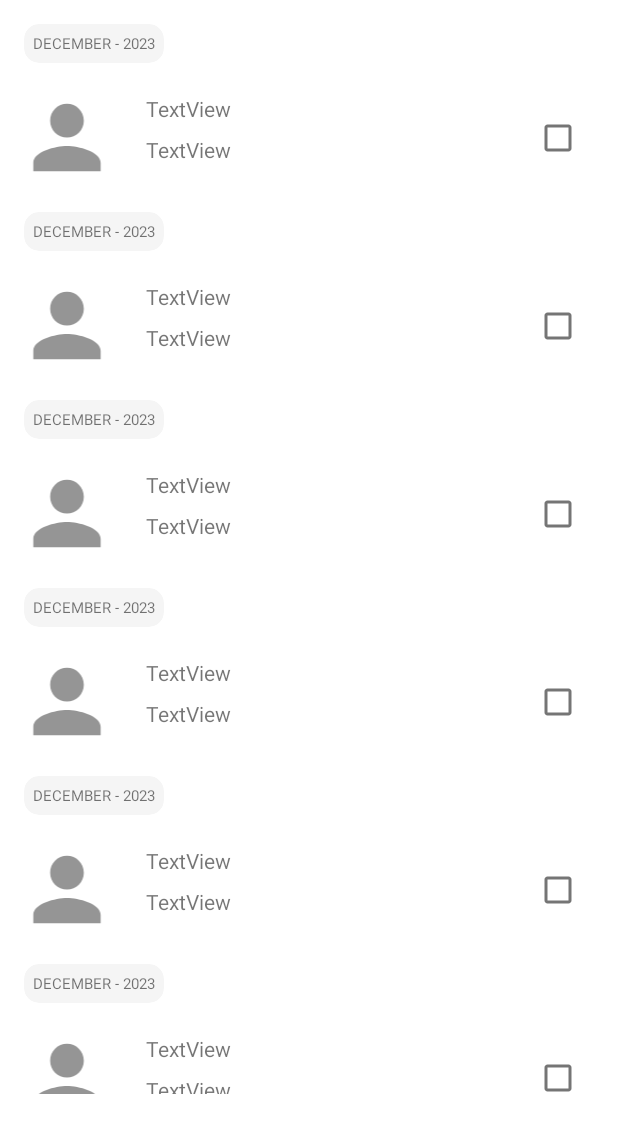
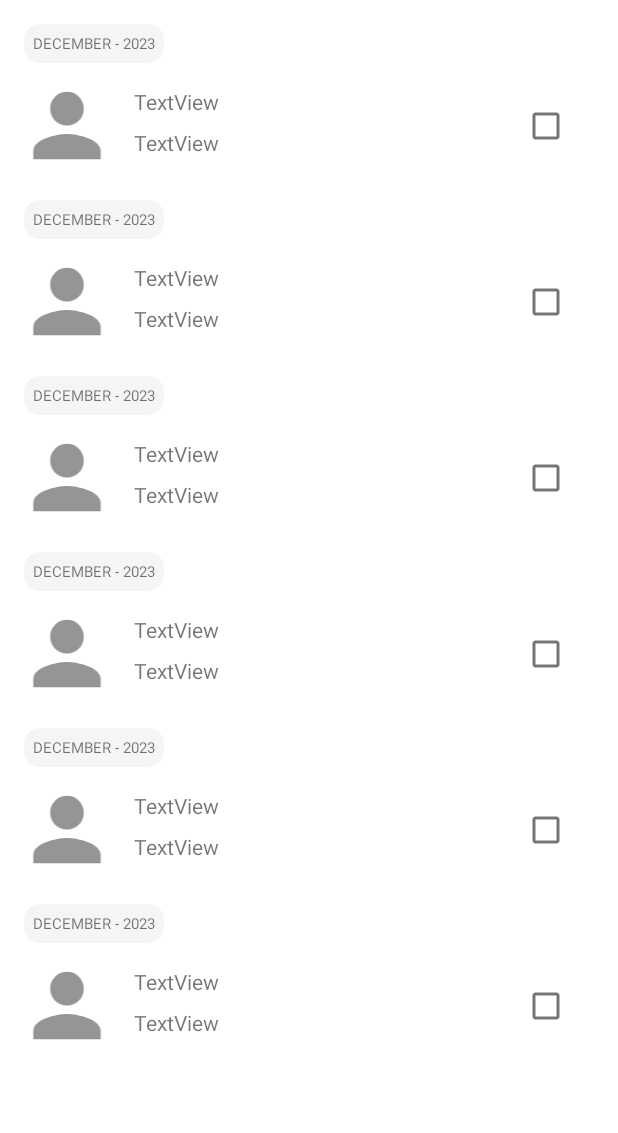
Before and after one commit to M4TE5/Birday, an Android app: the layout activity_main.xml on its own in the app's theme, with its tools: preview values and no code run, on a phone screen of 412 x 824 dp. Shown: the top 1133 px of the screen. Run offline under Robolectric (Android 15) with nearby library versions, the phone set to English and light mode, and no system bars.

Commit message:
RecyclerView

```diff
--- a/app/src/main/java/com/example/birday/data/EventListRepositoryImpl.kt
+++ b/app/src/main/java/com/example/birday/data/EventListRepositoryImpl.kt
@@ -4,6 +4,8 @@ import androidx.lifecycle.LiveData
 import androidx.lifecycle.MutableLiveData
 import com.example.birday.domain.Event
 import com.example.birday.domain.EventListRepository
+import kotlin.jvm.internal.Ref
+import kotlin.random.Random
 
 object EventListRepositoryImpl : EventListRepository {
 
@@ -14,8 +16,8 @@ object EventListRepositoryImpl : EventListRepository {
     private var autoIncrementId = 0
 
     init {
-        for (i in 0 until 5){
-            addEvent(Event("Name$i", "$i"))
+        for (i in 0 until 100){
+            addEvent(Event("Name$i", "$i", i % 5 == 0))
         }
     }
 
--- a/app/src/main/java/com/example/birday/domain/Event.kt
+++ b/app/src/main/java/com/example/birday/domain/Event.kt
@@ -3,6 +3,7 @@ package com.example.birday.domain
 data class Event(
     val name: String,
     val date: String, //Пока так
+    val showDateTag: Boolean = false,
     var id :Int = UNDEFINED_ID
 ){
     companion object{
--- a/app/src/main/res/layout/activity_main.xml
+++ b/app/src/main/res/layout/activity_main.xml
@@ -8,12 +8,15 @@
     tools:context=".presentation.MainActivity">
 
     <androidx.recyclerview.widget.RecyclerView
+        android:id="@+id/rv_event_list"
         android:layout_width="0dp"
-        android:layout_height="729dp"
+        android:layout_height="0dp"
+        app:layout_constraintBottom_toBottomOf="parent"
         app:layout_constraintEnd_toEndOf="parent"
         app:layout_constraintStart_toStartOf="parent"
         app:layout_constraintTop_toTopOf="parent"
         tools:itemCount="12"
-        tools:listitem="@layout/person_item" />
+        tools:listitem="@layout/person_item"
+        app:layoutManager="androidx.recyclerview.widget.LinearLayoutManager"/>
 
 </androidx.constraintlayout.widget.ConstraintLayout>
--- a/app/src/main/res/layout/person_item.xml
+++ b/app/src/main/res/layout/person_item.xml
@@ -6,12 +6,13 @@
     android:layout_height="wrap_content">
 
     <androidx.cardview.widget.CardView
-        android:id="@+id/cardView"
+        android:id="@+id/date_tag"
         android:layout_width="wrap_content"
         android:layout_height="wrap_content"
         android:layout_marginStart="16dp"
         android:layout_marginTop="16dp"
         android:backgroundTint="@color/gray_100"
+        android:visibility="visible"
         app:cardCornerRadius="10dp"
         app:cardElevation="0dp"
         app:contentPadding="6dp"
@@ -24,48 +25,60 @@
             android:layout_height="wrap_content"
             android:text="DECEMBER - 2023"
             android:textSize="10sp" />
+
     </androidx.cardview.widget.CardView>
 
+    <androidx.constraintlayout.widget.ConstraintLayout
+        android:layout_width="match_parent"
+        android:layout_height="match_parent"
+        android:layout_marginTop="8dp"
+        android:clickable="true"
+        android:foreground="?android:attr/selectableItemBackground"
+        android:visibility="visible"
+        app:layout_constraintEnd_toEndOf="parent"
+        app:layout_constraintStart_toStartOf="parent"
+        app:layout_constraintTop_toBottomOf="@+id/date_tag">
+
         <TextView
-        android:id="@+id/textView"
+            android:id="@+id/tv_name"
             android:layout_width="wrap_content"
             android:layout_height="wrap_content"
-        android:layout_marginStart="16dp"
+            android:layout_marginStart="8dp"
+            android:layout_marginTop="8dp"
             android:text="TextView"
-        app:layout_constraintBottom_toTopOf="@+id/textView2"
             app:layout_constraintStart_toEndOf="@+id/imageView"
-        app:layout_constraintTop_toTopOf="@+id/imageView"
-        app:layout_constraintVertical_bias="0.36" />
+            app:layout_constraintTop_toTopOf="@+id/imageView" />
+
+        <TextView
+            android:id="@+id/tv_date"
+            android:layout_width="wrap_content"
+            android:layout_height="wrap_content"
+            android:layout_marginTop="8dp"
+            android:text="TextView"
+            app:layout_constraintEnd_toEndOf="@+id/tv_name"
+            app:layout_constraintStart_toStartOf="@+id/tv_name"
+            app:layout_constraintTop_toBottomOf="@+id/tv_name" />
 
         <ImageView
             android:id="@+id/imageView"
             android:layout_width="73dp"
             android:layout_height="67dp"
             android:layout_marginStart="8dp"
-        android:layout_marginTop="16dp"
+            app:layout_constraintBottom_toBottomOf="parent"
             app:layout_constraintStart_toStartOf="parent"
-        app:layout_constraintTop_toBottomOf="@+id/cardView"
+            app:layout_constraintTop_toTopOf="parent"
             app:srcCompat="@drawable/ic_baseline_person_24" />
-
-    <TextView
-        android:id="@+id/textView2"
-        android:layout_width="wrap_content"
-        android:layout_height="wrap_content"
-        android:layout_marginStart="16dp"
-        android:layout_marginBottom="16dp"
-        android:text="TextView"
-        app:layout_constraintBottom_toBottomOf="@+id/imageView"
-        app:layout_constraintStart_toEndOf="@+id/imageView" />
 
         <CheckBox
             android:id="@+id/checkBox"
             android:layout_width="wrap_content"
             android:layout_height="wrap_content"
-        android:layout_marginEnd="8dp"
+            android:layout_marginEnd="16dp"
             android:autoText="false"
             android:text=" "
             app:layout_constraintBottom_toBottomOf="@+id/imageView"
             app:layout_constraintEnd_toEndOf="parent"
             app:layout_constraintTop_toTopOf="@+id/imageView" />
+    </androidx.constraintlayout.widget.ConstraintLayout>
 
 </androidx.constraintlayout.widget.ConstraintLayout>
```
Also changed, not shown: app/src/main/java/com/example/birday/presentation/EventListAdapter.kt (added, +45 -0 lines), app/src/main/java/com/example/birday/presentation/MainActivity.kt (+11 -1 lines). Lines whose indentation alone changed are shown as unchanged.
